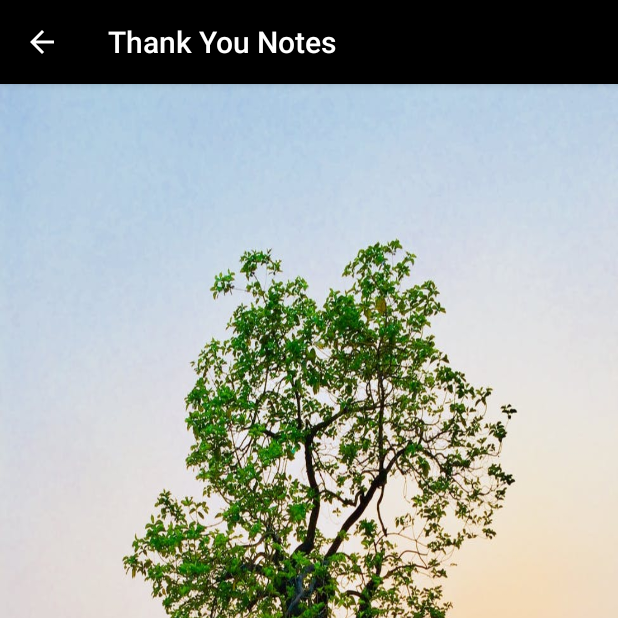
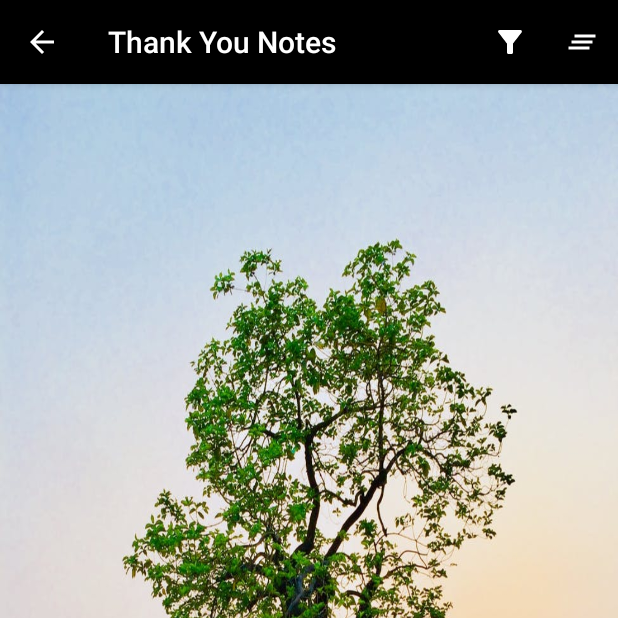
Before and after one commit to S-Threepio/Thank-You-Tree-Application, an Android app: the NotesFragment screen opened through its navigation route, on a phone screen of 412 x 824 dp, the top half of it. Run offline under Robolectric (Android 15) with nearby library versions, the phone set to English and light mode, and no system bars; our stand-ins replace RxJava, data binding; libraries missing offline, so code that uses them is left out: com.jakewharton.retrofit2; 1 statement that could not run was skipped.

Commit message:
added filters and dialog fragments

```diff
--- /dev/null
+++ b/app/src/main/res/drawable/ic_clear_all_white_24dp.xml
@@ -0,0 +1,9 @@
+<vector xmlns:android="http://schemas.android.com/apk/res/android"
+    android:width="24dp"
+    android:height="24dp"
+    android:viewportWidth="24"
+    android:viewportHeight="24">
+  <path
+      android:pathData="M5,13h14v-2L5,11v2zM3,17h14v-2L3,15v2zM7,7v2h14L21,7L7,7z"
+      android:fillColor="#ffffff" />
+</vector>
--- /dev/null
+++ b/app/src/main/res/drawable/ic_filter24dp.xml
@@ -0,0 +1,9 @@
+<vector xmlns:android="http://schemas.android.com/apk/res/android"
+    android:width="24dp"
+    android:height="24dp"
+    android:viewportWidth="24"
+    android:viewportHeight="24">
+  <path
+      android:pathData="M4.25,5.61C6.27,8.2 10,13 10,13v6c0,0.55 0.45,1 1,1h2c0.55,0 1,-0.45 1,-1v-6c0,0 3.72,-4.8 5.74,-7.39C20.25,4.95 19.78,4 18.95,4H5.04C4.21,4 3.74,4.95 4.25,5.61z"
+      android:fillColor="#ffffff" />
+</vector>
--- a/app/src/main/res/layout/fragment_show_notes.xml
+++ b/app/src/main/res/layout/fragment_show_notes.xml
@@ -22,7 +22,7 @@
             android:layout_width="match_parent"
             android:layout_height="wrap_content"
             app:layoutManager="androidx.recyclerview.widget.LinearLayoutManager"
-            app:notesList="@{viewModel.notesLiveData}" />
+            app:notesList="@{viewModel.displayLiveData}" />
 
         <include layout="@layout/loader_layout" />
 
--- /dev/null
+++ b/app/src/main/res/menu/filter_menu.xml
@@ -0,0 +1,14 @@
+<?xml version="1.0" encoding="utf-8"?>
+<menu xmlns:android="http://schemas.android.com/apk/res/android"
+    xmlns:app="http://schemas.android.com/apk/res-auto">
+    <item
+        android:id="@+id/filterName"
+        android:icon="@drawable/ic_filter24dp"
+        android:title="filter person"
+        app:showAsAction="always" />
+    <item
+        android:id="@+id/clearFilter"
+        android:icon="@drawable/ic_clear_all_white_24dp"
+        android:title="clear filter"
+        app:showAsAction="always" />
+</menu>
```
Also changed, not shown: app/src/main/java/com/example/thankyoutree/views/FilterDialog.kt (added, +143 -0 lines), app/src/main/java/com/example/thankyoutree/views/notes/NotesFragment.kt (+96 -5 lines), app/src/main/java/com/example/thankyoutree/views/notes/NotesViewModel.kt (+48 -4 lines), app/src/main/res/drawable/ic_park_white_24dp.xml (added, +9 -0 lines), app/src/main/res/layout/layout_dialog.xml (added, +20 -0 lines).
